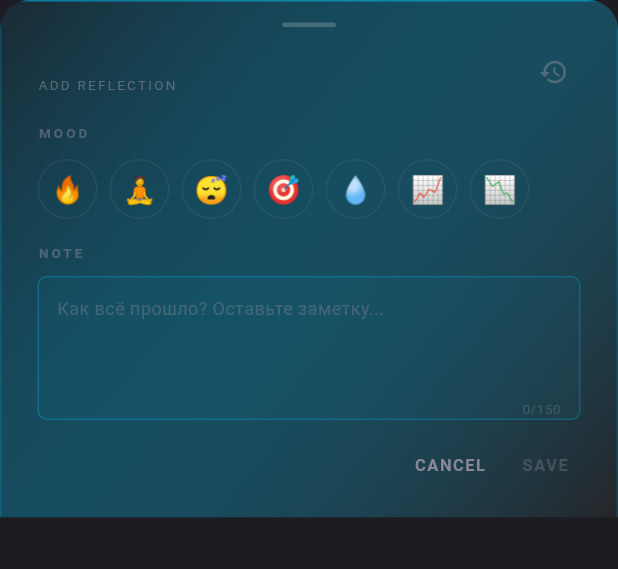
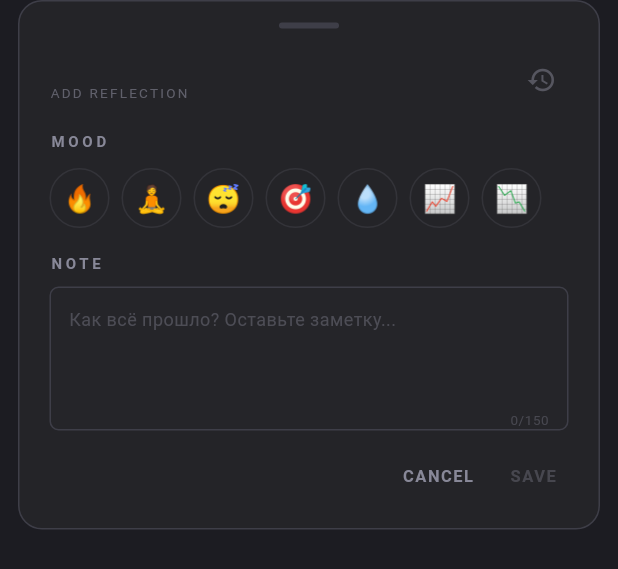
Before and after one commit to z1parus/SiE, a Flutter app: the _ReflectionSheet widget shown alone on an empty page, opened directly with empty values, on a phone screen of 412 x 824 dp. Shown: the top 569 px of the screen. Run offline on Flutter 3.47's test engine with Material 3 defaults, Android fonts, the phone set to English and light mode, and no system bars; our stand-ins replace audioplayers, cached_network_image, connectivity_plus, drift, drift_flutter, fl_chart and 5 more; missing offline and left inert: dart:js_interop, soundpool; accounts and stored records are empty; generated files the repository leaves out were written again; network calls fail.

Commit message:
design(habits): unify _ReflectionSheet to floating card style
Matches _HabitDialog and _HabitPickerSheet visual language:
- Floating card with margin 12 + borderRadius.circular(16) + sc.border
- Static sc.surface background instead of accent-color gradient
- Section headers (MOOD, NOTE) unified to Planning typography
  (fontSize 10, w700, letterSpacing 2.5, sc.textSecondary)
- Note field border uses sc.border instead of dynamic accentColor

https://claude.ai/code/session_01JBgZpAGB9t79uLAqcKZUUw

```diff
--- a/apps/central_hub/lib/screens/habit_tracker_screen.dart
+++ b/apps/central_hub/lib/screens/habit_tracker_screen.dart
@@ -1975,36 +1975,16 @@ class _ReflectionSheetState extends ConsumerState<_ReflectionSheet> {
     final keyboardBottom = MediaQuery.viewInsetsOf(context).bottom;
     final isEdit = widget.existing != null;
 
-    return ClipRRect(
-      borderRadius: const BorderRadius.vertical(top: Radius.circular(20)),
-      child: BackdropFilter(
-        filter: ImageFilter.blur(sigmaX: 35, sigmaY: 35),
-        child: Container(
-          decoration: BoxDecoration(
-            gradient: LinearGradient(
-              begin: Alignment.topLeft,
-              end: Alignment.bottomRight,
-              colors: [
-                accentColor.withValues(alpha: 0.08),
-                sc.surface,
-              ],
-            ),
-            border: Border(
-              top: BorderSide(
-                color: accentColor.withValues(alpha: 0.50),
-                width: 1.0,
-              ),
-              left: BorderSide(
-                color: accentColor.withValues(alpha: 0.18),
-                width: 1.0,
-              ),
-              right: BorderSide(
-                color: accentColor.withValues(alpha: 0.18),
-                width: 1.0,
-              ),
-            ),
-          ),
-          padding: EdgeInsets.fromLTRB(24, 14, 24, 20 + keyboardBottom),
+    return BackdropFilter(
+      filter: ImageFilter.blur(sigmaX: 35, sigmaY: 35),
+      child: Container(
+        margin: const EdgeInsets.fromLTRB(12, 0, 12, 16),
+        decoration: BoxDecoration(
+          color: sc.surface.withValues(alpha: 0.92),
+          borderRadius: BorderRadius.circular(16),
+          border: Border.all(color: sc.border),
+        ),
+        padding: EdgeInsets.fromLTRB(20, 14, 20, 20 + keyboardBottom),
           child: Column(
             mainAxisSize: MainAxisSize.min,
             crossAxisAlignment: CrossAxisAlignment.start,
@@ -2012,12 +1992,12 @@ class _ReflectionSheetState extends ConsumerState<_ReflectionSheet> {
               // Handle bar
               Center(
                 child: Container(
-                  width: 36,
-                  height: 3,
-                  margin: const EdgeInsets.only(bottom: 12),
+                  width: 40,
+                  height: 4,
+                  margin: const EdgeInsets.only(bottom: 16),
                   decoration: BoxDecoration(
                     borderRadius: BorderRadius.circular(2),
-                    color: Colors.white.withValues(alpha: 0.20),
+                    color: sc.border,
                   ),
                 ),
               ),
@@ -2077,10 +2057,10 @@ class _ReflectionSheetState extends ConsumerState<_ReflectionSheet> {
               Text(
                 'MOOD',
                 style: TextStyle(
-                  color: sc.textSecondary.withValues(alpha: 0.5),
-                  fontSize: 9,
-                  letterSpacing: 2,
-                  fontWeight: FontWeight.w600,
+                  color: sc.textSecondary,
+                  fontSize: 10,
+                  letterSpacing: 2.5,
+                  fontWeight: FontWeight.w700,
                 ),
               ),
               const SizedBox(height: 10),
@@ -2120,20 +2100,18 @@ class _ReflectionSheetState extends ConsumerState<_ReflectionSheet> {
               Text(
                 'NOTE',
                 style: TextStyle(
-                  color: sc.textSecondary.withValues(alpha: 0.5),
-                  fontSize: 9,
-                  letterSpacing: 2,
-                  fontWeight: FontWeight.w600,
+                  color: sc.textSecondary,
+                  fontSize: 10,
+                  letterSpacing: 2.5,
+                  fontWeight: FontWeight.w700,
                 ),
               ),
               const SizedBox(height: 8),
               Container(
                 decoration: BoxDecoration(
                   borderRadius: BorderRadius.circular(6),
-                  border: Border.all(
-                    color: accentColor.withValues(alpha: 0.25),
-                  ),
-                  color: accentColor.withValues(alpha: 0.04),
+                  border: Border.all(color: sc.border),
+                  color: sc.surface,
                 ),
                 child: TextField(
                   controller: _noteCtrl,
@@ -2192,8 +2170,7 @@ class _ReflectionSheetState extends ConsumerState<_ReflectionSheet> {
             ],
           ),
         ),
-      ),
-    );
+      );
   }
 }
 
```
